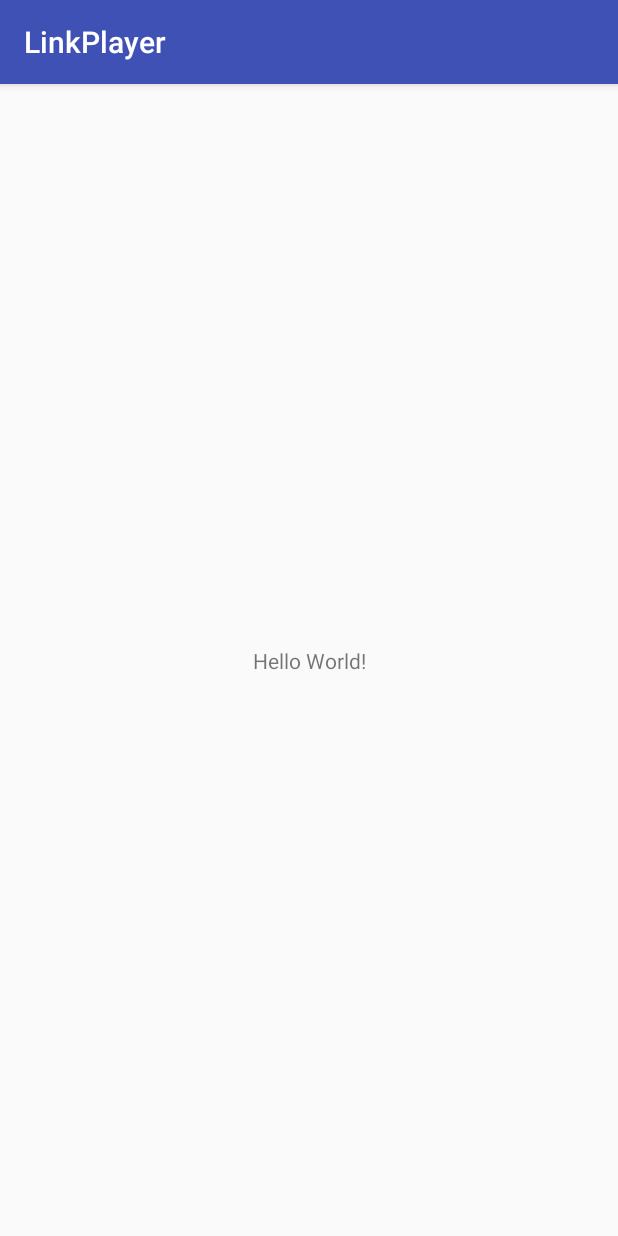
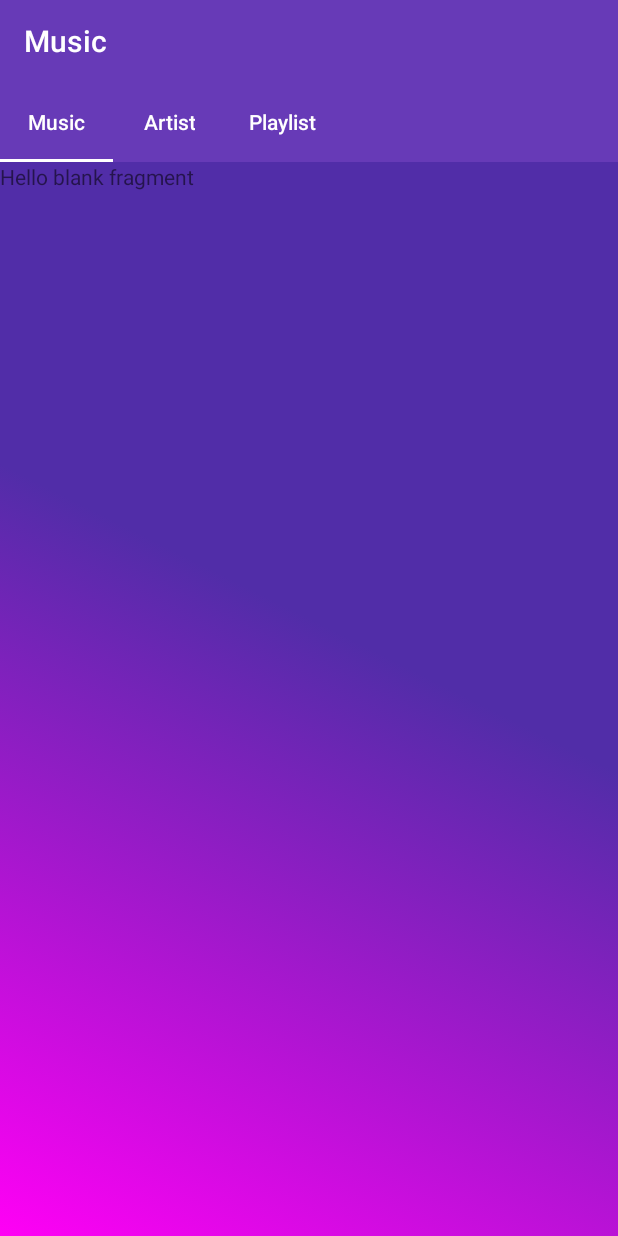
Before and after one commit to whycody/LinkPlayer, an Android app: the screen it shows after launch (MainActivity), on a phone screen of 412 x 824 dp. Run offline under Robolectric (Android 15) with nearby library versions, the phone set to English and light mode, and no system bars.

Commit message:
Added basics

```diff
--- a/app/build.gradle
+++ b/app/build.gradle
@@ -22,6 +22,8 @@ dependencies {
     implementation fileTree(dir: 'libs', include: ['*.jar'])
     implementation 'com.android.support:appcompat-v7:27.1.1'
     implementation 'com.android.support.constraint:constraint-layout:1.1.2'
+    implementation 'com.android.support:support-v4:27.1.1'
+    implementation 'com.android.support:design:27.1.1'
     testImplementation 'junit:junit:4.12'
     androidTestImplementation 'com.android.support.test:runner:1.0.2'
     androidTestImplementation 'com.android.support.test.espresso:espresso-core:3.0.2'
--- a/app/src/main/java/com/linkplayer/linkplayer/MainActivity.java
+++ b/app/src/main/java/com/linkplayer/linkplayer/MainActivity.java
@@ -1,13 +1,53 @@
 package com.linkplayer.linkplayer;
 
+import android.support.design.widget.TabLayout;
+import android.support.v4.view.ViewPager;
 import android.support.v7.app.AppCompatActivity;
 import android.os.Bundle;
+import android.support.v7.widget.Toolbar;
 
-public class MainActivity extends AppCompatActivity {
+public class MainActivity extends AppCompatActivity implements TabLayout.OnTabSelectedListener{
+
+    private Toolbar mainToolbar;
+    private TabLayout mainTabLayout;
+    private ViewPager mainViewPager;
+    private MainTabsPagerAdapter tabsPagerAdapter;
 
     @Override
     protected void onCreate(Bundle savedInstanceState) {
         super.onCreate(savedInstanceState);
         setContentView(R.layout.activity_main);
+
+        mainToolbar = findViewById(R.id.main_toolbar);
+        mainTabLayout = findViewById(R.id.main_tab_layout);
+        mainViewPager = findViewById(R.id.main_view_pager);
+
+        mainTabLayout.addTab(mainTabLayout.newTab().setText("Music"));
+        mainTabLayout.addTab(mainTabLayout.newTab().setText("Artist"));
+        mainTabLayout.addTab(mainTabLayout.newTab().setText("Playlist"));
+
+        tabsPagerAdapter = new MainTabsPagerAdapter(getSupportFragmentManager(), mainTabLayout.getTabCount());
+        mainViewPager.setAdapter(tabsPagerAdapter);
+        mainViewPager.addOnPageChangeListener(new TabLayout.TabLayoutOnPageChangeListener(mainTabLayout));
+        mainTabLayout.addOnTabSelectedListener(this);
+
+        setSupportActionBar(mainToolbar);
+
+    }
+
+    @Override
+    public void onTabSelected(TabLayout.Tab tab) {
+        mainViewPager.setCurrentItem(tab.getPosition());
+        mainToolbar.setTitle(tab.getText());
+    }
+
+    @Override
+    public void onTabUnselected(TabLayout.Tab tab) {
+
+    }
+
+    @Override
+    public void onTabReselected(TabLayout.Tab tab) {
+
     }
 }
--- /dev/null
+++ b/app/src/main/java/com/linkplayer/linkplayer/MainTabsPagerAdapter.java
@@ -0,0 +1,37 @@
+package com.linkplayer.linkplayer;
+
+import android.support.v4.app.Fragment;
+import android.support.v4.app.FragmentManager;
+import android.support.v4.app.FragmentPagerAdapter;
+
+import com.linkplayer.linkplayer.fragment.artist.ArtistFragment;
+import com.linkplayer.linkplayer.fragment.music.MusicFragment;
+import com.linkplayer.linkplayer.fragment.playlist.PlaylistFragment;
+
+public class MainTabsPagerAdapter extends FragmentPagerAdapter{
+
+    int mNoOfTabs;
+
+    public MainTabsPagerAdapter(FragmentManager fm, int numberOfTabs) {
+        super(fm);
+        mNoOfTabs = numberOfTabs;
+    }
+
+    @Override
+    public Fragment getItem(int position) {
+        switch (position) {
+            case 0:
+                return new MusicFragment();
+            case 1:
+                return new ArtistFragment();
+            case 2:
+                return new PlaylistFragment();
+        }
+        return null;
+    }
+
+    @Override
+    public int getCount() {
+        return mNoOfTabs;
+    }
+}
--- /dev/null
+++ b/app/src/main/java/com/linkplayer/linkplayer/fragment/artist/ArtistFragment.java
@@ -0,0 +1,30 @@
+package com.linkplayer.linkplayer.fragment.artist;
+
+
+import android.os.Bundle;
+import android.support.v4.app.Fragment;
+import android.view.LayoutInflater;
+import android.view.View;
+import android.view.ViewGroup;
+
+import com.linkplayer.linkplayer.R;
+
+/**
+ * A simple {@link Fragment} subclass.
+ */
+public class ArtistFragment extends Fragment {
+
+
+    public ArtistFragment() {
+        // Required empty public constructor
+    }
+
+
+    @Override
+    public View onCreateView(LayoutInflater inflater, ViewGroup container,
+                             Bundle savedInstanceState) {
+        // Inflate the layout for this fragment
+        return inflater.inflate(R.layout.fragment_artist, container, false);
+    }
+
+}
--- /dev/null
+++ b/app/src/main/java/com/linkplayer/linkplayer/fragment/music/MusicFragment.java
@@ -0,0 +1,30 @@
+package com.linkplayer.linkplayer.fragment.music;
+
+
+import android.os.Bundle;
+import android.support.v4.app.Fragment;
+import android.view.LayoutInflater;
+import android.view.View;
+import android.view.ViewGroup;
+
+import com.linkplayer.linkplayer.R;
+
+/**
+ * A simple {@link Fragment} subclass.
+ */
+public class MusicFragment extends Fragment {
+
+
+    public MusicFragment() {
+        // Required empty public constructor
+    }
+
+
+    @Override
+    public View onCreateView(LayoutInflater inflater, ViewGroup container,
+                             Bundle savedInstanceState) {
+        // Inflate the layout for this fragment
+        return inflater.inflate(R.layout.fragment_music, container, false);
+    }
+
+}
--- /dev/null
+++ b/app/src/main/java/com/linkplayer/linkplayer/fragment/playlist/PlaylistFragment.java
@@ -0,0 +1,30 @@
+package com.linkplayer.linkplayer.fragment.playlist;
+
+
+import android.os.Bundle;
+import android.support.v4.app.Fragment;
+import android.view.LayoutInflater;
+import android.view.View;
+import android.view.ViewGroup;
+
+import com.linkplayer.linkplayer.R;
+
+/**
+ * A simple {@link Fragment} subclass.
+ */
+public class PlaylistFragment extends Fragment {
+
+
+    public PlaylistFragment() {
+        // Required empty public constructor
+    }
+
+
+    @Override
+    public View onCreateView(LayoutInflater inflater, ViewGroup container,
+                             Bundle savedInstanceState) {
+        // Inflate the layout for this fragment
+        return inflater.inflate(R.layout.fragment_playlist, container, false);
+    }
+
+}
--- /dev/null
+++ b/app/src/main/res/drawable/gradient_purple_pink.xml
@@ -0,0 +1,13 @@
+<?xml version="1.0" encoding="utf-8"?>
+<selector xmlns:android="http://schemas.android.com/apk/res/android">
+    <item>
+        <shape>
+            <gradient
+                android:startColor="@color/colorPrimaryDark"
+                android:centerColor="@color/colorPrimaryDark"
+                android:endColor="@color/colorPink"
+                android:angle="225"/>
+        </shape>
+    </item>
+
+</selector>
--- a/app/src/main/res/layout/activity_main.xml
+++ b/app/src/main/res/layout/activity_main.xml
@@ -1,18 +1,46 @@
 <?xml version="1.0" encoding="utf-8"?>
-<android.support.constraint.ConstraintLayout xmlns:android="http://schemas.android.com/apk/res/android"
+<android.support.constraint.ConstraintLayout
+    xmlns:android="http://schemas.android.com/apk/res/android"
     xmlns:app="http://schemas.android.com/apk/res-auto"
     xmlns:tools="http://schemas.android.com/tools"
     android:layout_width="match_parent"
     android:layout_height="match_parent"
-    tools:context=".MainActivity">
+    tools:context=".MainActivity"
+    android:background="@drawable/gradient_purple_pink">
 
-    <TextView
-        android:layout_width="wrap_content"
-        android:layout_height="wrap_content"
-        android:text="Hello World!"
+    <android.support.v7.widget.Toolbar
+        android:id="@+id/main_toolbar"
+        android:layout_width="match_parent"
+        android:layout_height="54dp"
+        android:background="@color/colorPrimary"
+        app:layout_constraintEnd_toEndOf="parent"
+        app:layout_constraintStart_toStartOf="parent"
+        app:layout_constraintTop_toTopOf="parent"
+        app:title="Music"
+        app:titleTextColor="@android:color/white" />
+
+    <android.support.design.widget.TabLayout
+        android:id="@+id/main_tab_layout"
+        android:layout_width="match_parent"
+        android:layout_height="54dp"
+        android:background="@color/colorPrimary"
+        app:tabIndicatorColor="@android:color/transparent"
+        app:tabTextColor="@android:color/white"
+        style="@style/AppTabLayout"
+        app:tabMode="scrollable"
+        app:tabMinWidth="75dp"
+        app:tabSelectedTextColor="@android:color/white"
+        app:layout_constraintEnd_toEndOf="parent"
+        app:layout_constraintStart_toStartOf="parent"
+        app:layout_constraintTop_toBottomOf="@+id/main_toolbar" />
+
+    <android.support.v4.view.ViewPager
+        android:id="@+id/main_view_pager"
+        android:layout_width="0dp"
+        android:layout_height="0dp"
         app:layout_constraintBottom_toBottomOf="parent"
-        app:layout_constraintLeft_toLeftOf="parent"
-        app:layout_constraintRight_toRightOf="parent"
-        app:layout_constraintTop_toTopOf="parent" />
+        app:layout_constraintEnd_toEndOf="parent"
+        app:layout_constraintStart_toStartOf="parent"
+        app:layout_constraintTop_toBottomOf="@+id/main_tab_layout" />
 
 </android.support.constraint.ConstraintLayout>
--- /dev/null
+++ b/app/src/main/res/layout/fragment_artist.xml
@@ -0,0 +1,14 @@
+<?xml version="1.0" encoding="utf-8"?>
+<FrameLayout xmlns:android="http://schemas.android.com/apk/res/android"
+    xmlns:tools="http://schemas.android.com/tools"
+    android:layout_width="match_parent"
+    android:layout_height="match_parent"
+    tools:context=".fragment.artist.ArtistFragment">
+
+    <!-- TODO: Update blank fragment layout -->
+    <TextView
+        android:layout_width="match_parent"
+        android:layout_height="match_parent"
+        android:text="@string/hello_blank_fragment" />
+
+</FrameLayout>
--- /dev/null
+++ b/app/src/main/res/layout/fragment_music.xml
@@ -0,0 +1,14 @@
+<?xml version="1.0" encoding="utf-8"?>
+<FrameLayout xmlns:android="http://schemas.android.com/apk/res/android"
+    xmlns:tools="http://schemas.android.com/tools"
+    android:layout_width="match_parent"
+    android:layout_height="match_parent"
+    tools:context=".fragment.music.MusicFragment">
+
+    <!-- TODO: Update blank fragment layout -->
+    <TextView
+        android:layout_width="match_parent"
+        android:layout_height="match_parent"
+        android:text="@string/hello_blank_fragment" />
+
+</FrameLayout>
--- /dev/null
+++ b/app/src/main/res/layout/fragment_playlist.xml
@@ -0,0 +1,14 @@
+<?xml version="1.0" encoding="utf-8"?>
+<FrameLayout xmlns:android="http://schemas.android.com/apk/res/android"
+    xmlns:tools="http://schemas.android.com/tools"
+    android:layout_width="match_parent"
+    android:layout_height="match_parent"
+    tools:context=".fragment.playlist.PlaylistFragment">
+
+    <!-- TODO: Update blank fragment layout -->
+    <TextView
+        android:layout_width="match_parent"
+        android:layout_height="match_parent"
+        android:text="@string/hello_blank_fragment" />
+
+</FrameLayout>
--- a/app/src/main/res/values/colors.xml
+++ b/app/src/main/res/values/colors.xml
@@ -1,6 +1,7 @@
 <?xml version="1.0" encoding="utf-8"?>
 <resources>
-    <color name="colorPrimary">#3F51B5</color>
-    <color name="colorPrimaryDark">#303F9F</color>
-    <color name="colorAccent">#FF4081</color>
+    <color name="colorPrimary">#673AB7</color>
+    <color name="colorPrimaryDark">#512DA8</color>
+    <color name="colorAccent">#FFD600</color>
+    <color name="colorPink">#FF00F5</color>
 </resources>
--- a/app/src/main/res/values/strings.xml
+++ b/app/src/main/res/values/strings.xml
@@ -1,3 +1,6 @@
 <resources>
     <string name="app_name">LinkPlayer</string>
+
+    <!-- TODO: Remove or change this placeholder text -->
+    <string name="hello_blank_fragment">Hello blank fragment</string>
 </resources>
--- a/app/src/main/res/values/styles.xml
+++ b/app/src/main/res/values/styles.xml
@@ -1,11 +1,21 @@
 <resources>
 
     <!-- Base application theme. -->
-    <style name="AppTheme" parent="Theme.AppCompat.Light.DarkActionBar">
+    <style name="AppTheme" parent="Theme.AppCompat.Light.NoActionBar">
         <!-- Customize your theme here. -->
         <item name="colorPrimary">@color/colorPrimary</item>
         <item name="colorPrimaryDark">@color/colorPrimaryDark</item>
         <item name="colorAccent">@color/colorAccent</item>
     </style>
 
+    <style name="AppTabLayout" parent="Widget.Design.TabLayout">
+        <item name="tabTextAppearance">@style/AppTabTextAppearance</item>
+        <item name="tabSelectedTextColor">@android:color/white</item>
+    </style>
+
+    <style name="AppTabTextAppearance" parent="TextAppearance.Design.Tab">
+        <item name="textAllCaps">false</item>
+        <item name="android:textAllCaps">false</item>
+    </style>
+
 </resources>
```
